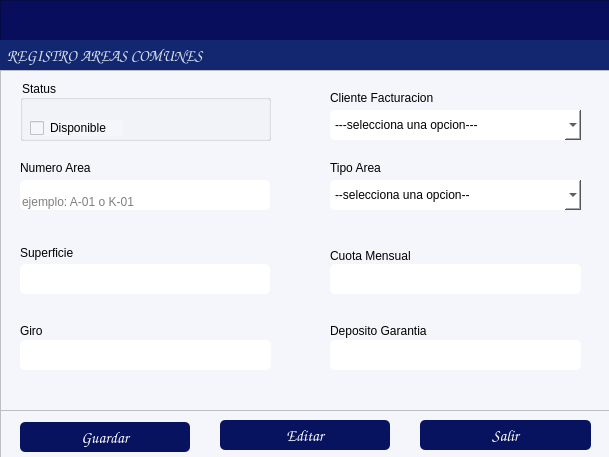
alucard8130/gac_py_V1.02, file gui/formAreasComunes.ui: the form before one commit.
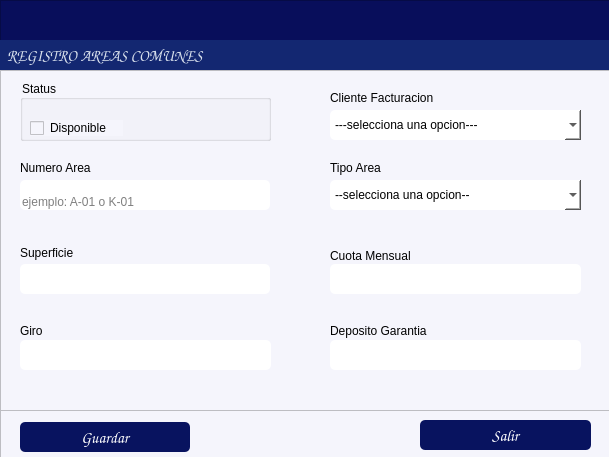
The form after the commit. Icons and pictures are not drawn.

Patch:
```diff
--- a/gui/formAreasComunes.ui
+++ b/gui/formAreasComunes.ui
@@ -470,51 +470,6 @@
      <bool>true</bool>
     </property>
    </widget>
-   <widget class="QPushButton" name="btnEditar">
-    <property name="geometry">
-     <rect>
-      <x>220</x>
-      <y>10</y>
-      <width>170</width>
-      <height>30</height>
-     </rect>
-    </property>
-    <property name="font">
-     <font>
-      <family>Comic Sans MS</family>
-      <pointsize>12</pointsize>
-      <bold>false</bold>
-     </font>
-    </property>
-    <property name="cursor">
-     <cursorShape>PointingHandCursor</cursorShape>
-    </property>
-    <property name="layoutDirection">
-     <enum>Qt::LayoutDirection::LeftToRight</enum>
-    </property>
-    <property name="styleSheet">
-     <string notr="true">background-color: rgb(8, 19, 95);
-color: rgb(255, 255, 255);
-border-radius:5px;
-</string>
-    </property>
-    <property name="text">
-     <string>Editar</string>
-    </property>
-    <property name="icon">
-     <iconset>
-      <normaloff>../iconos/Custom-Icon-Design-Pretty-Office-9-Edit-file.256.png</normaloff>../iconos/Custom-Icon-Design-Pretty-Office-9-Edit-file.256.png</iconset>
-    </property>
-    <property name="iconSize">
-     <size>
-      <width>25</width>
-      <height>25</height>
-     </size>
-    </property>
-    <property name="flat">
-     <bool>true</bool>
-    </property>
-   </widget>
    <widget class="QPushButton" name="btnSalir">
     <property name="geometry">
      <rect>
```
